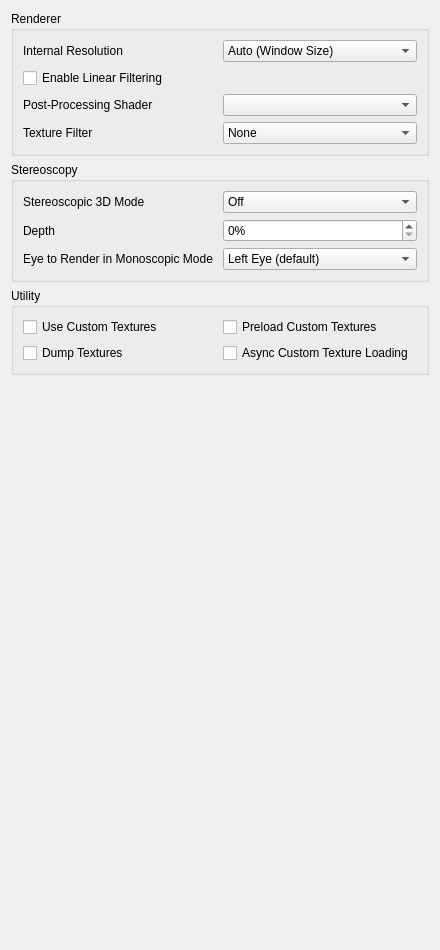
The window that src/citra_qt/configuration/configure_enhancements.ui (rtiangha/bravely-offline-citra) describes before a commit, drawn with Qt 5.
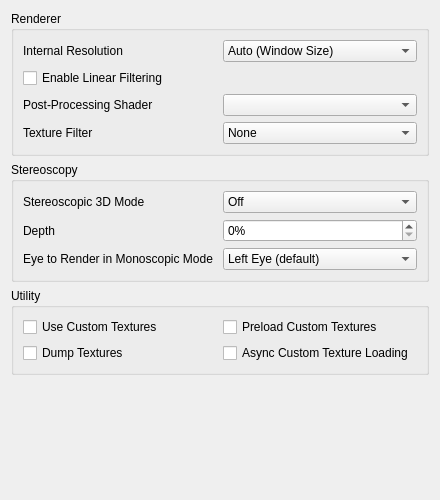
The same window after the commit.

Commit message: citra_qt: Tighten up some vertical tab dimensions

```diff
--- a/src/citra_qt/configuration/configure_enhancements.ui
+++ b/src/citra_qt/configuration/configure_enhancements.ui
@@ -7,7 +7,7 @@
     <x>0</x>
     <y>0</y>
     <width>440</width>
-    <height>950</height>
+    <height>500</height>
    </rect>
   </property>
   <property name="minimumSize">
```
The commit also changes 1 other file.
